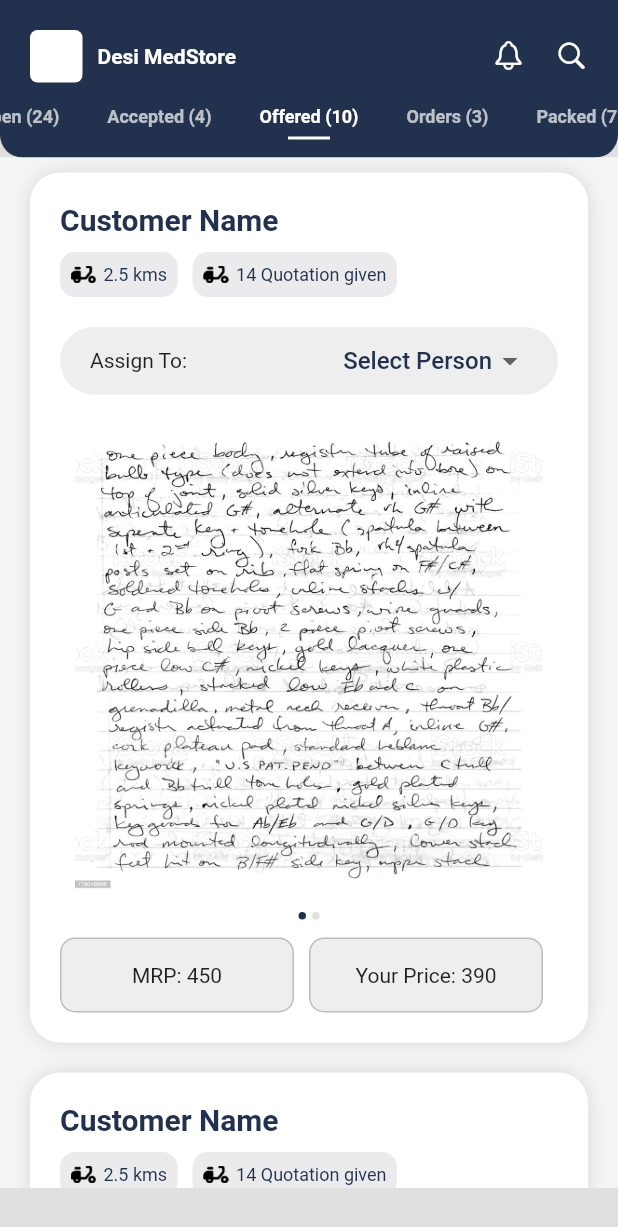
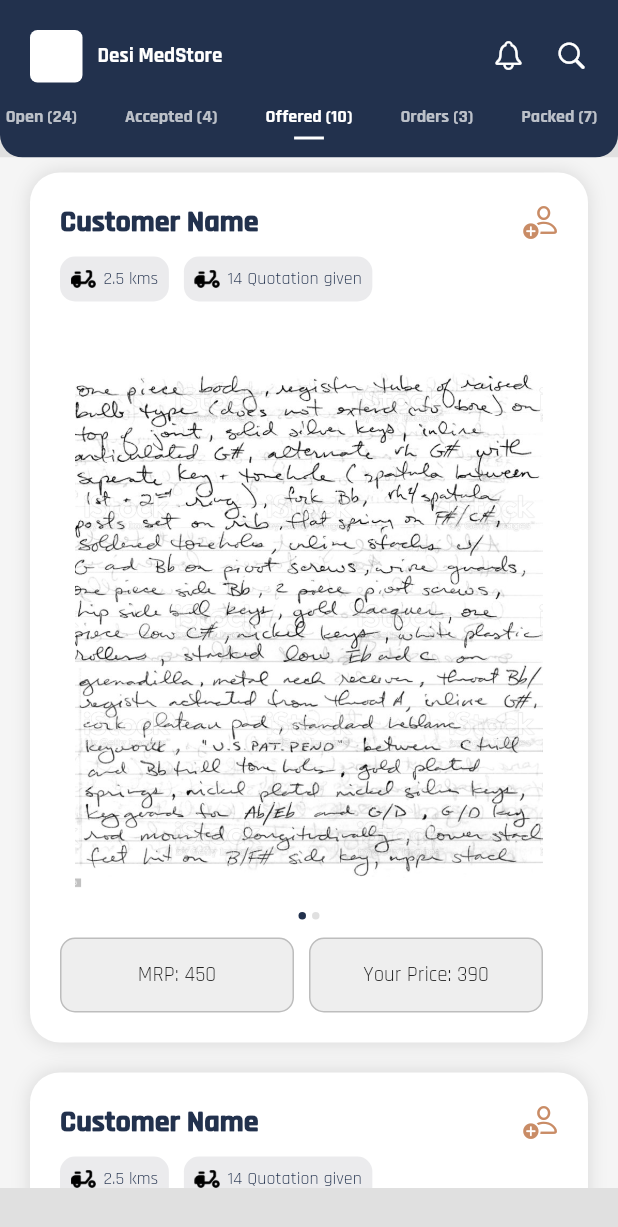
Before and after one commit to KunjKanani/demo-app, a Flutter app: the screen it shows after launch, tab 3 chosen, on a phone screen of 412 x 824 dp. Shown: the top 1227 px of the screen. Run offline on Flutter 3.47's test engine with Material 2 defaults, Android fonts, the phone set to English and light mode, and no system bars; our stand-ins replace google_fonts.

Commit message:
final touch done

```diff
--- a/lib/main.dart
+++ b/lib/main.dart
@@ -1,5 +1,6 @@
 import 'package:demo_app/view/homepage/home_page.dart';
 import 'package:flutter/material.dart';
+import 'package:google_fonts/google_fonts.dart';
 
 void main() {
   runApp(const MyApp());
@@ -10,8 +11,11 @@ class MyApp extends StatelessWidget {
 
   @override
   Widget build(BuildContext context) {
-    return const MaterialApp(
-      home: Scaffold(
+    return MaterialApp(
+      theme: ThemeData(
+        fontFamily: GoogleFonts.rajdhani().fontFamily,
+      ),
+      home: const Scaffold(
         backgroundColor: Color(0xFF22314D),
         body: HomePage(),
       ),
--- a/lib/view/homepage/offered_order/assign_to.dart
+++ /dev/null
@@ -1,53 +0,0 @@
-import 'package:flutter/material.dart';
-
-class AssignTo extends StatefulWidget {
-  const AssignTo({Key? key}) : super(key: key);
-
-  @override
-  _AssignToState createState() => _AssignToState();
-}
-
-class _AssignToState extends State<AssignTo> {
-  String dropdownValue = 'Select Person';
-  @override
-  Widget build(BuildContext context) {
-    return Container(
-      height: 45,
-      decoration: BoxDecoration(
-        borderRadius: const BorderRadius.all(
-          Radius.circular(30),
-        ),
-        color: Colors.grey[200],
-      ),
-      padding: const EdgeInsets.symmetric(horizontal: 20),
-      child: Row(
-        mainAxisAlignment: MainAxisAlignment.spaceBetween,
-        children: [
-          const Text("Assign To:", style: TextStyle(fontSize: 14)),
-          DropdownButton<String>(
-            underline: Container(),
-            value: dropdownValue,
-            items: <String>['Select Person', 'Hello', 'From', 'Kunj', 'Kanani']
-                .map((String value) {
-              return DropdownMenuItem<String>(
-                value: value,
-                child: Text(
-                  value,
-                  style: const TextStyle(
-                    color: Color(0xFF22314D),
-                    fontWeight: FontWeight.w500,
-                  ),
-                ),
-              );
-            }).toList(),
-            onChanged: (newVal) {
-              setState(() {
-                dropdownValue = newVal!;
-              });
-            },
-          ),
-        ],
-      ),
-    );
-  }
-}
--- /dev/null
+++ b/lib/view/homepage/offered_order/customer_details.dart
@@ -0,0 +1,149 @@
+import 'package:flutter/cupertino.dart';
+import 'package:flutter/material.dart';
+
+class CustomerDetails extends StatefulWidget {
+  const CustomerDetails({Key? key}) : super(key: key);
+
+  @override
+  _CustomerDetailsState createState() => _CustomerDetailsState();
+}
+
+class _CustomerDetailsState extends State<CustomerDetails> {
+  String dropdownValue = 'Select Person';
+  bool isShow = false;
+  @override
+  Widget build(BuildContext context) {
+    return Column(
+      crossAxisAlignment: CrossAxisAlignment.start,
+      children: [
+        getCustomerName(),
+        const SizedBox(height: 10),
+        getTags(),
+        const SizedBox(height: 20),
+        isShow ? selectPersonWidget() : Container(),
+      ],
+    );
+  }
+
+  Container selectPersonWidget() {
+    return Container(
+      height: 45,
+      decoration: BoxDecoration(
+        borderRadius: const BorderRadius.all(
+          Radius.circular(30),
+        ),
+        color: Colors.grey[200],
+      ),
+      padding: const EdgeInsets.symmetric(horizontal: 20),
+      child: Row(
+        mainAxisAlignment: MainAxisAlignment.spaceBetween,
+        children: [
+          const Text("Assign To:", style: TextStyle(fontSize: 14)),
+          DropdownButton<String>(
+            underline: Container(),
+            value: dropdownValue,
+            items: <String>['Select Person', 'Hello', 'From', 'Kunj', 'Kanani']
+                .map((String value) {
+              return DropdownMenuItem<String>(
+                value: value,
+                child: Text(
+                  value,
+                  style: const TextStyle(
+                    color: Color(0xFF22314D),
+                    fontWeight: FontWeight.bold,
+                  ),
+                ),
+              );
+            }).toList(),
+            onChanged: (newVal) {
+              setState(() {
+                dropdownValue = newVal!;
+              });
+            },
+          ),
+        ],
+      ),
+    );
+  }
+
+  Widget getCustomerName() {
+    return Row(
+      mainAxisAlignment: MainAxisAlignment.spaceBetween,
+      children: [
+        const Text(
+          "Customer Name",
+          style: TextStyle(
+            color: Color(0xFF22314D),
+            fontSize: 20,
+            fontWeight: FontWeight.w900,
+          ),
+        ),
+        !isShow
+            ? GestureDetector(
+                onTap: () {
+                  setState(() {
+                    isShow = !isShow;
+                  });
+                },
+                child: const Icon(
+                  CupertinoIcons.person_add,
+                  color: Color(0xFFC98C66),
+                ),
+              )
+            : Container(),
+      ],
+    );
+  }
+
+  Row getTags() {
+    return Row(
+      children: [
+        Container(
+          height: 30,
+          decoration: const BoxDecoration(
+            color: Color(0xFFEBEBED),
+            borderRadius: BorderRadius.all(Radius.circular(10)),
+          ),
+          padding: const EdgeInsets.symmetric(horizontal: 7),
+          child: Row(
+            mainAxisAlignment: MainAxisAlignment.center,
+            children: [
+              Image.asset("assets/Vector.png", height: 17, width: 17),
+              const SizedBox(width: 5),
+              const Text(
+                "2.5 kms",
+                style: TextStyle(
+                  color: Color(0xFF22314D),
+                  fontSize: 12,
+                ),
+              ),
+            ],
+          ),
+        ),
+        const SizedBox(width: 10),
+        Container(
+          height: 30,
+          decoration: const BoxDecoration(
+            color: Color(0xFFEBEBED),
+            borderRadius: BorderRadius.all(Radius.circular(10)),
+          ),
+          padding: const EdgeInsets.symmetric(horizontal: 7),
+          child: Row(
+            mainAxisAlignment: MainAxisAlignment.center,
+            children: [
+              Image.asset("assets/Vector.png", height: 17, width: 17),
+              const SizedBox(width: 5),
+              const Text(
+                "14 Quotation given",
+                style: TextStyle(
+                  color: Color(0xFF22314D),
+                  fontSize: 12,
+                ),
+              ),
+            ],
+          ),
+        ),
+      ],
+    );
+  }
+}
--- a/lib/view/homepage/offered_order/offered_order.dart
+++ b/lib/view/homepage/offered_order/offered_order.dart
@@ -1,4 +1,4 @@
-import 'package:demo_app/view/homepage/offered_order/assign_to.dart';
+import 'package:demo_app/view/homepage/offered_order/customer_details.dart';
 import 'package:demo_app/view/homepage/offered_order/paper_view.dart';
 import 'package:flutter/cupertino.dart';
 import 'package:flutter/material.dart';
@@ -32,12 +32,7 @@ class OfferedOrder extends StatelessWidget {
             child: Column(
               crossAxisAlignment: CrossAxisAlignment.start,
               children: [
-                getCustomerName(),
-                const SizedBox(height: 10),
-                getTags(),
-                const SizedBox(height: 20),
-                const AssignTo(),
-                const SizedBox(height: 5),
+                const CustomerDetails(),
                 const PaperView(),
                 const SizedBox(height: 10),
                 getDetailBtn()
@@ -99,67 +94,4 @@ class OfferedOrder extends StatelessWidget {
       ],
     );
   }
-
-  Row getTags() {
-    return Row(
-      children: [
-        Container(
-          height: 30,
-          decoration: const BoxDecoration(
-            color: Color(0xFFEBEBED),
-            borderRadius: BorderRadius.all(Radius.circular(10)),
-          ),
-          padding: const EdgeInsets.symmetric(horizontal: 7),
-          child: Row(
-            mainAxisAlignment: MainAxisAlignment.center,
-            children: [
-              Image.asset("assets/Vector.png", height: 17, width: 17),
-              const SizedBox(width: 5),
-              const Text(
-                "2.5 kms",
-                style: TextStyle(
-                  color: Color(0xFF22314D),
-                  fontSize: 12,
-                ),
-              ),
-            ],
-          ),
-        ),
-        const SizedBox(width: 10),
-        Container(
-          height: 30,
-          decoration: const BoxDecoration(
-            color: Color(0xFFEBEBED),
-            borderRadius: BorderRadius.all(Radius.circular(10)),
-          ),
-          padding: const EdgeInsets.symmetric(horizontal: 7),
-          child: Row(
-            mainAxisAlignment: MainAxisAlignment.center,
-            children: [
-              Image.asset("assets/Vector.png", height: 17, width: 17),
-              const SizedBox(width: 5),
-              const Text(
-                "14 Quotation given",
-                style: TextStyle(
-                  color: Color(0xFF22314D),
-                  fontSize: 12,
-                ),
-              ),
-            ],
-          ),
-        ),
-      ],
-    );
-  }
-
-  Text getCustomerName() {
-    return const Text(
-      "Customer Name",
-      style: TextStyle(
-        color: Color(0xFF22314D),
-        fontSize: 20,
-        fontWeight: FontWeight.bold,
-      ),
-    );
-  }
 }
--- a/pubspec.yaml
+++ b/pubspec.yaml
@@ -34,6 +34,7 @@ dependencies:
   # The following adds the Cupertino Icons font to your application.
   # Use with the CupertinoIcons class for iOS style icons.
   cupertino_icons: ^1.0.2
+  google_fonts: ^2.1.0
 
 dev_dependencies:
   flutter_test:
```
Also changed, not shown: pubspec.lock, 1 other file.
